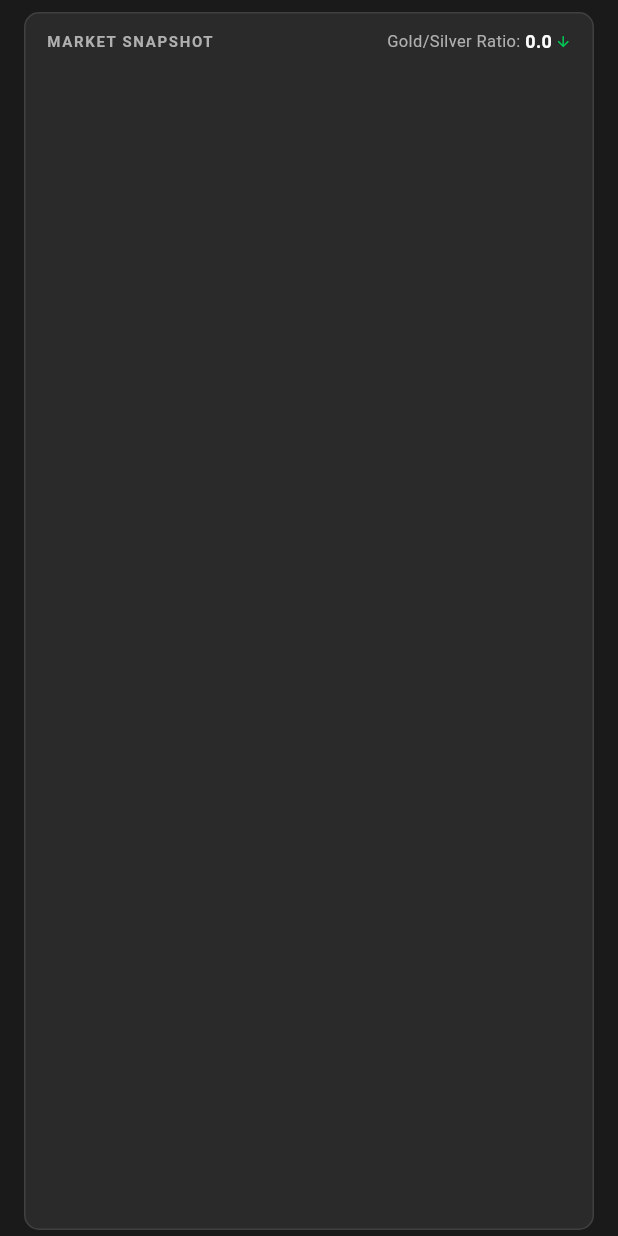
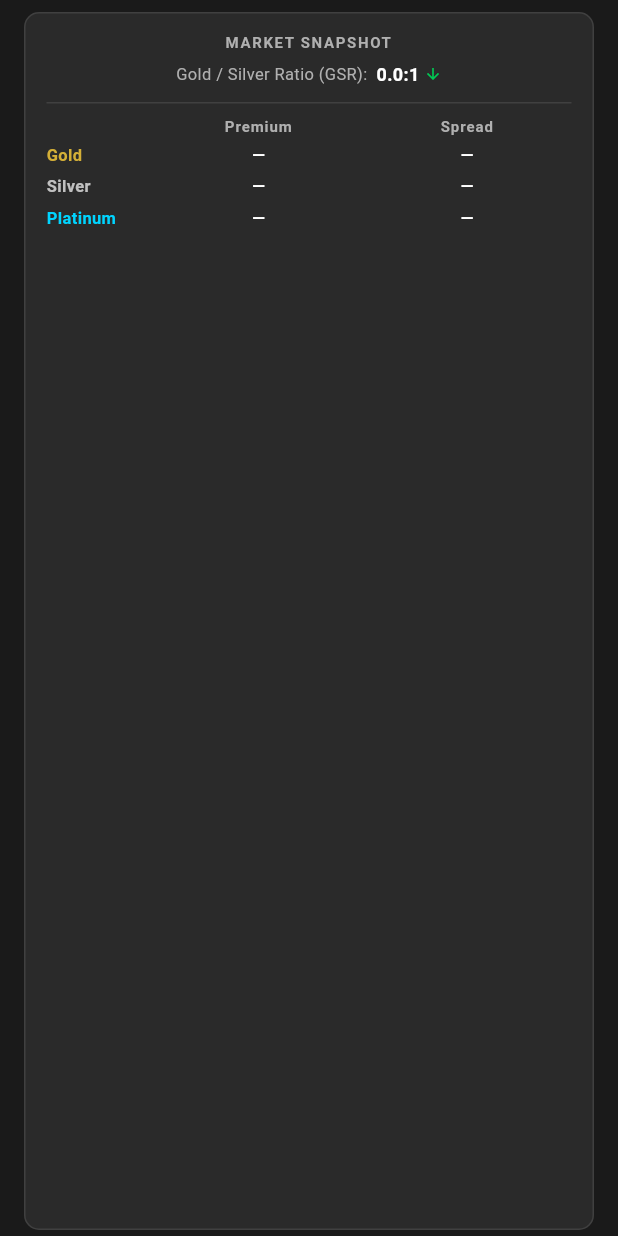
Before and after one commit to razscarl/metal_tracker, a Flutter app: the _BannerContent widget shown alone on an empty page, opened directly with empty values, on a phone screen of 412 x 824 dp. Run offline on Flutter 3.47's test engine with Material 3 defaults, Android fonts, the phone set to English and light mode, and no system bars; our stand-ins replace fl_chart, flutter_riverpod, google_fonts, package_info_plus, riverpod_annotation, shared_preferences and 1 more; accounts and stored records are empty; generated files the repository leaves out were written again.

Commit message:
v0.5.5 — Investment Guide: Market Snapshot table, prices table in breakdown sheet
- Market Snapshot: centred header, GSR on own line with :1 ratio format, Premium/Spread table per metal
- ScoreBreakdownSheet: prices replaced with horizontal table (Sell Price | Price per oz | Spot Price)

Co-Authored-By: Claude Sonnet 4.6 <noreply@anthropic.com>

```diff
--- a/lib/features/investment_guide/presentation/widgets/market_context_banner.dart
+++ b/lib/features/investment_guide/presentation/widgets/market_context_banner.dart
@@ -53,24 +53,26 @@ class _BannerContent extends StatelessWidget {
 
   const _BannerContent({required this.ctx});
 
+  static const _metals = ['gold', 'silver', 'platinum'];
+  static const _metalColWidth = 72.0;
+
   @override
   Widget build(BuildContext context) {
     return Container(
       margin: const EdgeInsets.fromLTRB(16, 8, 16, 4),
-      padding: const EdgeInsets.symmetric(horizontal: 14, vertical: 10),
+      padding: const EdgeInsets.fromLTRB(14, 12, 14, 12),
       decoration: BoxDecoration(
         color: AppColors.backgroundCard,
         borderRadius: BorderRadius.circular(10),
         border: Border.all(color: Colors.white10),
       ),
       child: Column(
-        crossAxisAlignment: CrossAxisAlignment.start,
+        crossAxisAlignment: CrossAxisAlignment.stretch,
         children: [
-          // Header row
-          Row(
-            children: [
+          // Centred header
           const Text(
             'MARKET SNAPSHOT',
+            textAlign: TextAlign.center,
             style: TextStyle(
               color: AppColors.textSecondary,
               fontSize: 10,
@@ -78,42 +80,50 @@ class _BannerContent extends StatelessWidget {
               letterSpacing: 1.1,
             ),
           ),
+          // GSR line
           if (ctx.currentGsr != null) ...[
-                const Spacer(),
-                _GsrBadge(
-                  gsr: ctx.currentGsr!,
-                  movementUp: ctx.gsrMovementUp,
-                ),
+            const SizedBox(height: 6),
+            _GsrLine(gsr: ctx.currentGsr!, movementUp: ctx.gsrMovementUp),
           ],
+          const SizedBox(height: 10),
+          const Divider(color: Colors.white10, height: 1),
+          const SizedBox(height: 8),
+          // Table header
+          Row(
+            children: [
+              const SizedBox(width: _metalColWidth),
+              _tableHeader('Premium'),
+              _tableHeader('Spread'),
             ],
           ),
-          const SizedBox(height: 8),
-          // Metal rows
-          Row(
-            children: [
-              const SizedBox(width: 4),
-              Expanded(
-                child: Column(
-                  crossAxisAlignment: CrossAxisAlignment.start,
-                  children: [
-                    for (final metal in ['gold', 'silver', 'platinum'])
-                      _MetalRow(ctx: ctx, metalType: metal),
-                  ],
-                ),
-              ),
-            ],
-          ),
+          const SizedBox(height: 4),
+          // Data rows
+          for (final metal in _metals)
+            _MetalTableRow(ctx: ctx, metalType: metal, metalColWidth: _metalColWidth),
         ],
       ),
     );
   }
+
+  Widget _tableHeader(String label) => Expanded(
+        child: Text(
+          label,
+          textAlign: TextAlign.center,
+          style: const TextStyle(
+            color: AppColors.textSecondary,
+            fontSize: 10,
+            fontWeight: FontWeight.bold,
+            letterSpacing: 0.6,
+          ),
+        ),
+      );
 }
 
-class _GsrBadge extends StatelessWidget {
+class _GsrLine extends StatelessWidget {
   final double gsr;
   final bool? movementUp;
 
-  const _GsrBadge({required this.gsr, this.movementUp});
+  const _GsrLine({required this.gsr, this.movementUp});
 
   @override
   Widget build(BuildContext context) {
@@ -128,17 +138,14 @@ class _GsrBadge extends StatelessWidget {
     }
 
     return Row(
-      mainAxisSize: MainAxisSize.min,
+      mainAxisAlignment: MainAxisAlignment.center,
       children: [
-        Text(
-          'Gold/Silver Ratio: ',
-          style: const TextStyle(
-            color: AppColors.textSecondary,
-            fontSize: 11,
-          ),
+        const Text(
+          'Gold / Silver Ratio (GSR):  ',
+          style: TextStyle(color: AppColors.textSecondary, fontSize: 11),
         ),
         Text(
-          _gsrFmt.format(gsr),
+          '${_gsrFmt.format(gsr)}:1',
           style: const TextStyle(
             color: AppColors.textPrimary,
             fontSize: 12,
@@ -146,36 +153,38 @@ class _GsrBadge extends StatelessWidget {
           ),
         ),
         if (icon != null) ...[
-          const SizedBox(width: 2),
-          Icon(icon, size: 11, color: trendColor),
+          const SizedBox(width: 3),
+          Icon(icon, size: 12, color: trendColor),
         ],
       ],
     );
   }
 }
 
-class _MetalRow extends StatelessWidget {
+class _MetalTableRow extends StatelessWidget {
   final InvestmentGuideContext ctx;
   final String metalType;
+  final double metalColWidth;
 
-  const _MetalRow({required this.ctx, required this.metalType});
+  const _MetalTableRow({
+    required this.ctx,
+    required this.metalType,
+    required this.metalColWidth,
+  });
 
   @override
   Widget build(BuildContext context) {
     final premium = ctx.premiumFor(metalType);
     final spread = ctx.spreadFor(metalType);
-    if (premium == null && spread == null) return const SizedBox.shrink();
-
     final metalColor = MetalColorHelper.getColorForMetalString(metalType);
-    final metalLabel =
-        metalType[0].toUpperCase() + metalType.substring(1);
+    final metalLabel = metalType[0].toUpperCase() + metalType.substring(1);
 
     return Padding(
-      padding: const EdgeInsets.only(bottom: 4),
+      padding: const EdgeInsets.only(bottom: 5),
       child: Row(
         children: [
           SizedBox(
-            width: 60,
+            width: metalColWidth,
             child: Text(
               metalLabel,
               style: TextStyle(
@@ -185,47 +194,22 @@ class _MetalRow extends StatelessWidget {
               ),
             ),
           ),
-          if (premium != null) ...[
-            Text(
-              'Premium: ',
-              style: const TextStyle(
-                color: AppColors.textSecondary,
-                fontSize: 11,
+          _tableCell(premium != null ? '${_pctFmt.format(premium.premiumPct)}%' : '—'),
+          _tableCell(spread != null ? '${_pctFmt.format(spread.spreadPct)}%' : '—'),
+        ],
       ),
-            ),
-            Text(
-              '${_pctFmt.format(premium.premiumPct)}%',
+    );
+  }
+
+  Widget _tableCell(String value) => Expanded(
+        child: Text(
+          value,
+          textAlign: TextAlign.center,
           style: const TextStyle(
             color: AppColors.textPrimary,
             fontSize: 11,
             fontWeight: FontWeight.w600,
           ),
         ),
-          ],
-          if (premium != null && spread != null)
-            const Text(
-              '  ·  ',
-              style: TextStyle(color: AppColors.textSecondary, fontSize: 11),
-            ),
-          if (spread != null) ...[
-            Text(
-              'Spread: ',
-              style: const TextStyle(
-                color: AppColors.textSecondary,
-                fontSize: 11,
-              ),
-            ),
-            Text(
-              '${_pctFmt.format(spread.spreadPct)}%',
-              style: const TextStyle(
-                color: AppColors.textPrimary,
-                fontSize: 11,
-                fontWeight: FontWeight.w600,
-              ),
-            ),
-          ],
-        ],
-      ),
       );
 }
-}
--- a/pubspec.yaml
+++ b/pubspec.yaml
@@ -2,7 +2,7 @@ name: metal_tracker
 
 description: Track precious metal holdings with real-world valuations
 publish_to: 'none'
-version: 0.5.4+1
+version: 0.5.5+1
 
 environment:
   sdk: '>=3.0.0 <4.0.0'
```
Also changed, not shown: lib/features/investment_guide/presentation/widgets/score_breakdown_sheet.dart (+61 -30 lines). Lines whose indentation alone changed are shown as unchanged.
